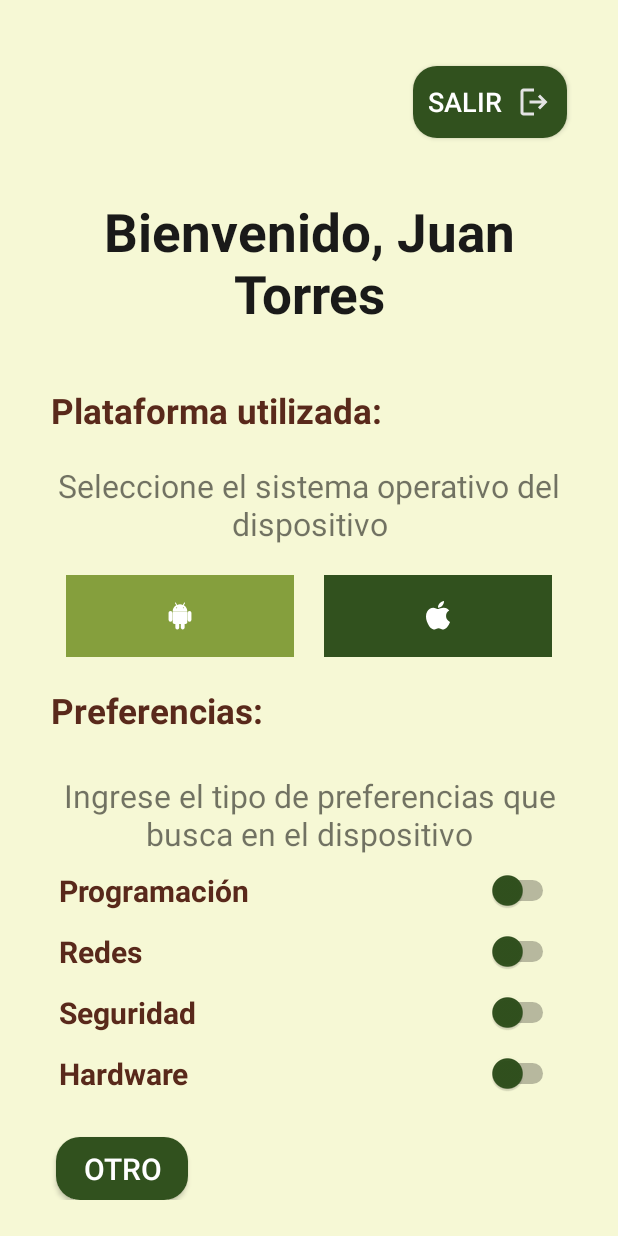
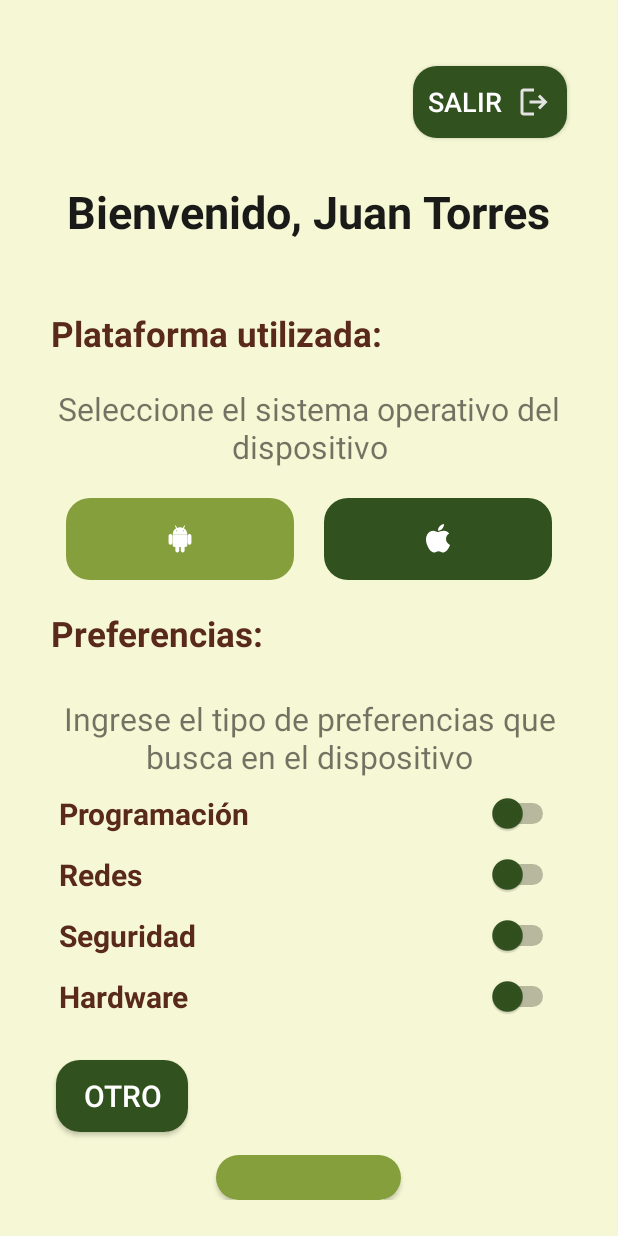
Before and after one commit to Mauricitoxx/Grupo-12-Aplicaciones-Moviles-2025, an Android app built with Jetpack Compose: the MainActivity screen opened directly, with no data from a screen before it, after a tap on "Android", on a phone screen of 412 x 824 dp. Run offline under Robolectric (Android 15) with nearby library versions, the phone set to English and light mode, and no system bars.

Commit message:
Ultima version v2

```diff
--- a/app/src/main/java/com/example/myapplication/MainActivity.kt
+++ b/app/src/main/java/com/example/myapplication/MainActivity.kt
@@ -29,8 +29,9 @@ class MainActivity : AppCompatActivity() {
 
 
         fun resaltarSeleccionPlataforma() {
-            AndroidButton.setBackgroundColor(ContextCompat.getColor(this, if (plataformaSeleccionada == "Android") R.color.Green1 else R.color.Green2))
-            IOSButton.setBackgroundColor(ContextCompat.getColor(this, if (plataformaSeleccionada == "IOS") R.color.Green1 else R.color.Green2))
+            AndroidButton.setBackgroundResource(if (plataformaSeleccionada == "Android") R.drawable.boton_redondo_1 else R.drawable.boton_redondo_2)
+            IOSButton.setBackgroundResource(if (plataformaSeleccionada == "IOS") R.drawable.boton_redondo_1 else R.drawable.boton_redondo_2)
+
         }
 
         AndroidButton.setOnClickListener {
--- a/app/src/main/res/layout/bienvenida.xml
+++ b/app/src/main/res/layout/bienvenida.xml
@@ -28,11 +28,11 @@
         android:textAlignment="center"
         android:textStyle="bold"
         android:layout_gravity="center_horizontal"
-        android:textSize="35dp"
+        android:textSize="30dp"
         android:padding="15dp"
         android:textColor="@color/blackish"
-        android:layout_marginBottom="20px"
-        android:layout_marginTop="35px"/>
+        android:layout_marginBottom="30px"
+        android:layout_marginTop="20px"/>
 
 
 
@@ -72,7 +72,7 @@
             android:layout_weight="1"
             android:padding="15sp"
             android:src="@drawable/ic_android_black_24dp"
-            android:background="@drawable/bordes"
+            android:background="@drawable/boton_redondo_2"
             android:layout_marginRight="10dp"
             android:scaleType="centerInside"
             android:contentDescription="Android"
@@ -85,7 +85,7 @@
             android:layout_weight="1"
             android:padding="15sp"
             android:src="@drawable/baseline_1k_plus_24"
-            android:background="@drawable/bordes"
+            android:background="@drawable/boton_redondo_2"
             android:layout_marginLeft="10dp"
             android:scaleType="centerInside"
             android:contentDescription="IOS"
@@ -180,7 +180,7 @@
         android:layout_width="wrap_content"
         android:layout_height="wrap_content"
         android:layout_gravity="center_horizontal"
-        android:layout_marginTop="10dp"
+        android:layout_marginTop="15dp"
         android:background="@drawable/boton_redondo_1"
         android:padding="15dp"
         android:text="Guardar"
```
